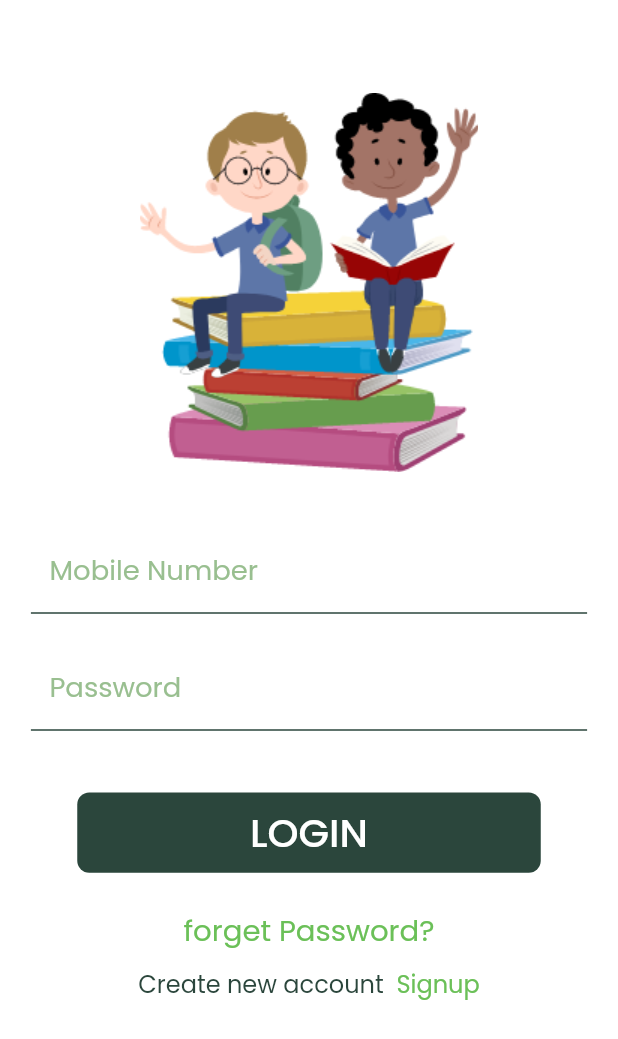
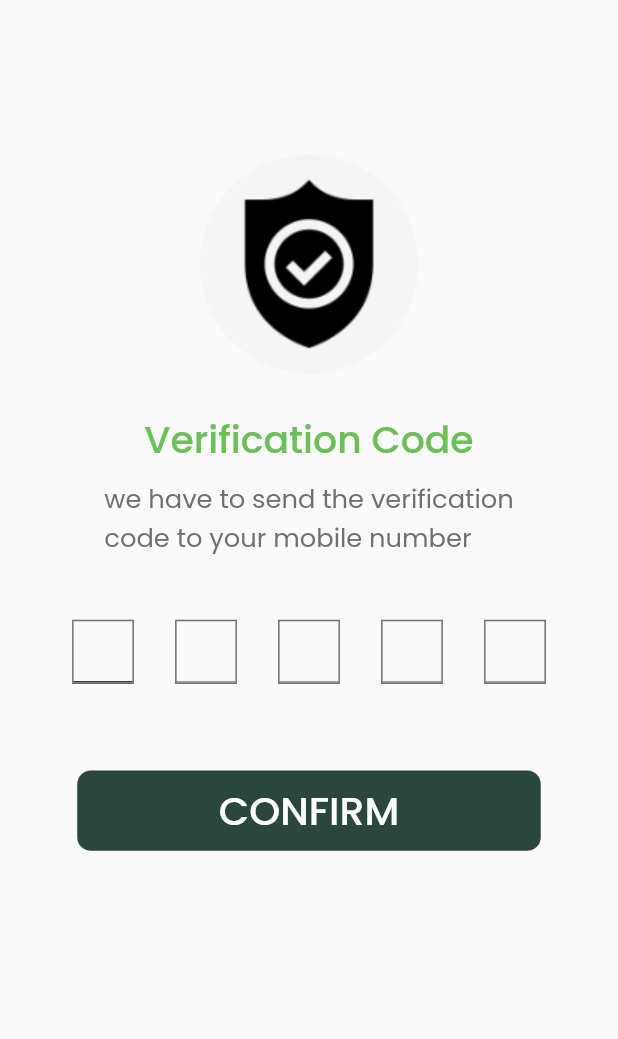
Before and after one commit to ashrafffathalla/ce--r_demo, a Flutter app: the screen it shows after launch, on a phone screen of 412 x 824 dp. Shown: the top 1039 px of the screen. Run offline on Flutter 3.47's test engine with Material 2 defaults, Android fonts, the phone set to English and light mode, and no system bars; our stand-ins replace bloc, flutter_screenutil, flutter_svg; missing offline and left inert: dart:ffi.

Commit message:
commit and push verification

```diff
--- a/lib/main.dart
+++ b/lib/main.dart
@@ -1,6 +1,7 @@
 import 'package:bloc/bloc.dart';
 import 'package:center_app/modules/login/login_screen.dart';
 import 'package:center_app/modules/select_gaverment/select_gaverment_screen.dart';
+import 'package:center_app/modules/signup/signup_screen.dart';
 import 'package:center_app/shared/blocobserver.dart';
 import 'package:flutter/material.dart';
 import 'package:flutter/services.dart';
@@ -8,6 +9,7 @@ import 'package:flutter_screenutil/flutter_screenutil.dart';
 
 import 'modules/Splash_screen/splash_screen.dart';
 import 'modules/login_as/login_as_screen.dart';
+import 'modules/verification/verification_screen.dart';
 
 void main() {
   WidgetsFlutterBinding.ensureInitialized();
@@ -42,7 +44,7 @@ class MyApp extends StatelessWidget {
             theme: ThemeData(
 
             ),
-            home: const LoginScreen(),
+            home: const VerificationScreen(),
           );
         }
     );
--- a/lib/modules/login/login_screen.dart
+++ b/lib/modules/login/login_screen.dart
@@ -8,7 +8,7 @@ class LoginScreen extends StatelessWidget {
 
   @override
   Widget build(BuildContext context) {
-    var emailController = TextEditingController();
+    var mobileNumberController = TextEditingController();
     var passwordController = TextEditingController();
     Size size = MediaQuery.of(context).size;
     return GestureDetector(
@@ -30,7 +30,7 @@ class LoginScreen extends StatelessWidget {
                   ),
                   defaultFormField(
                     context,
-                    controller: emailController,
+                    controller: mobileNumberController,
                     type: TextInputType.number,
                     validate: (value) {
                       if (value!.isEmpty) {
--- /dev/null
+++ b/lib/modules/verification/verification_screen.dart
@@ -0,0 +1,194 @@
+import 'package:center_app/shared/components/components.dart';
+import 'package:flutter/material.dart';
+import 'package:flutter/services.dart';
+import 'package:flutter_screenutil/flutter_screenutil.dart';
+import '../../shared/style/colors.dart';
+
+class VerificationScreen extends StatelessWidget {
+  const VerificationScreen({Key? key}) : super(key: key);
+
+  @override
+  Widget build(BuildContext context) {
+    Size size = MediaQuery.of(context).size;
+    return Scaffold(
+      body: Padding(
+        padding: EdgeInsets.symmetric(horizontal: size.width * 0.05),
+        child: SingleChildScrollView(
+          physics: const BouncingScrollPhysics(),
+          child: Column(
+            children: [
+              splashSizeBoxStart(context),
+              SizedBox(
+                height: size.height * 0.05,
+              ),
+              Image.asset('assets/images/verification.png'),
+              SizedBox(
+                height: size.height * 0.03,
+              ),
+              Text(
+                'Verification Code',
+                style: TextStyle(
+                    color: kPrimaryColor,
+                    fontSize: 22.sp,
+                    fontWeight: FontWeight.w500,
+                    fontFamily: 'Poppins'),
+              ),
+              SizedBox(
+                height: size.height * 0.01,
+              ),
+              Text(
+                "we have to send the verification\ncode to your mobile number",
+                style: TextStyle(
+                    color: const Color(0xff707070),
+                    fontSize: 15.sp,
+                    fontWeight: FontWeight.w400,
+                    fontFamily: 'Poppins'),
+              ),
+              SizedBox(
+                height: size.height * 0.05,
+              ),
+              Row(
+                mainAxisAlignment: MainAxisAlignment.spaceEvenly,
+                children: [
+                  Container(
+                    height: size.height * 0.052,
+                    width: size.width * 0.1,
+                    decoration: BoxDecoration(
+                      border: Border.all(
+                        color: const Color(0xff707070), // red as border color
+                      ),
+                    ),
+                    child: TextFormField(
+                      onChanged: (value) {
+                        if (value.length == 1) {
+                          FocusScope.of(context).nextFocus();
+                        }
+                      },
+                      textAlign: TextAlign.center,
+                      style: Theme.of(context).textTheme.headline6,
+                      keyboardType: TextInputType.number,
+                      inputFormatters: [
+                        LengthLimitingTextInputFormatter(1),
+                        FilteringTextInputFormatter.digitsOnly,
+                      ],
+                      decoration: const InputDecoration(
+                        enabledBorder: UnderlineInputBorder(
+                          borderSide: BorderSide(
+                            color: btnColor,
+                          ),
+                        ),
+                      ),
+                    ),
+                  ),
+                  Container(
+                    height: size.height * 0.052,
+                    width: size.width * 0.1,
+                    decoration: BoxDecoration(
+                      border: Border.all(
+                        color: const Color(0xff707070), // red as border color
+                      ),
+                    ),
+                    child: TextFormField(
+                      onChanged: (value) {
+                        if (value.length == 1) {
+                          FocusScope.of(context).nextFocus();
+                        }
+                      },
+                      textAlign: TextAlign.center,
+                      style: Theme.of(context).textTheme.headline6,
+                      keyboardType: TextInputType.number,
+                      inputFormatters: [
+                        LengthLimitingTextInputFormatter(1),
+                        FilteringTextInputFormatter.digitsOnly,
+                      ],
+                    ),
+                  ),
+                  Container(
+                    height: size.height * 0.052,
+                    width: size.width * 0.1,
+                    decoration: BoxDecoration(
+                      border: Border.all(
+                        color: const Color(0xff707070), // red as border color
+                      ),
+                    ),
+                    child: TextFormField(
+                      onChanged: (value) {
+                        if (value.length == 1) {
+                          FocusScope.of(context).nextFocus();
+                        }
+                      },
+                      textAlign: TextAlign.center,
+                      style: Theme.of(context).textTheme.headline6,
+                      keyboardType: TextInputType.number,
+                      inputFormatters: [
+                        LengthLimitingTextInputFormatter(1),
+                        FilteringTextInputFormatter.digitsOnly,
+                      ],
+                    ),
+                  ),
+                  Container(
+                    height: size.height * 0.052,
+                    width: size.width * 0.1,
+                    decoration: BoxDecoration(
+                      border: Border.all(
+                        color: const Color(0xff707070), // red as border color
+                      ),
+                    ),
+                    child: TextFormField(
+                      onChanged: (value) {
+                        if (value.length == 1) {
+                          FocusScope.of(context).nextFocus();
+                        }
+                      },
+                      textAlign: TextAlign.center,
+                      style: Theme.of(context).textTheme.headline6,
+                      keyboardType: TextInputType.number,
+                      inputFormatters: [
+                        LengthLimitingTextInputFormatter(1),
+                        FilteringTextInputFormatter.digitsOnly,
+                      ],
+                    ),
+                  ),
+                  Container(
+                    height: size.height * 0.052,
+                    width: size.width * 0.1,
+                    decoration: BoxDecoration(
+                      border: Border.all(
+                        color: const Color(0xff707070), // red as border color
+                      ),
+                    ),
+                    child: TextFormField(
+                      onChanged: (value) {
+                        if (value.length == 1) {
+                          FocusScope.of(context).nextFocus();
+                        }
+                      },
+                      textAlign: TextAlign.center,
+                      style: Theme.of(context).textTheme.headline6,
+                      keyboardType: TextInputType.number,
+                      inputFormatters: [
+                        LengthLimitingTextInputFormatter(1),
+                        FilteringTextInputFormatter.digitsOnly,
+                      ],
+                    ),
+                  ),
+                ],
+              ),
+              SizedBox(
+                height: size.height * 0.07,
+              ),
+              defaultButton(
+                context,
+                background: btnColor,
+                function: () {},
+                text: 'Confirm',
+                width: size.width * 0.75,
+                rounder: BorderRadius.circular(8.sp),
+              )
+            ],
+          ),
+        ),
+      ),
+    );
+  }
+}
```
Also changed, not shown: lib/modules/signup/signup_screen.dart (+118 -0 lines), assets/images/verification.png (added).
